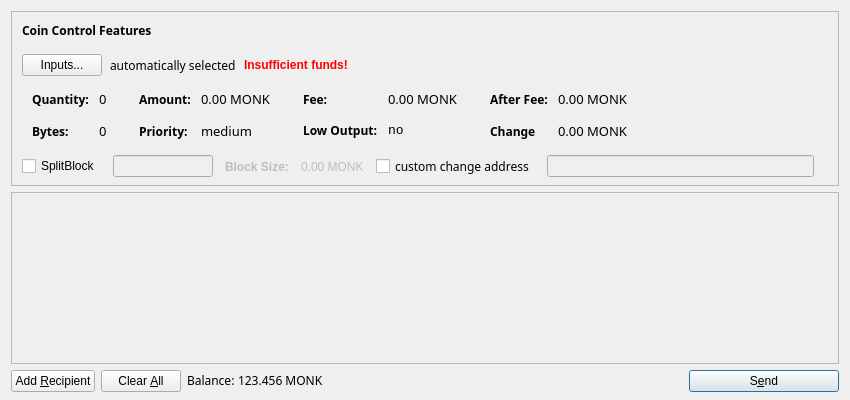
First picture: the form in src/qt/forms/sendcoinsdialog.ui, repository sha-doh/Monkey, before the edit.
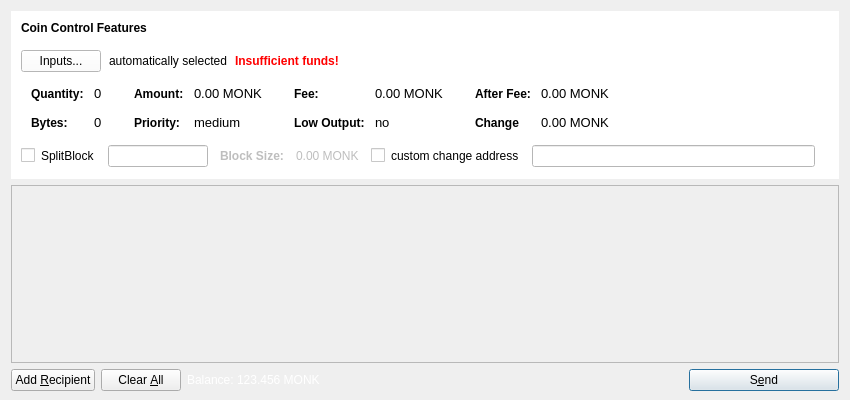
Second picture: the form after the edit. Icons and pictures are not drawn.

```diff
--- a/src/qt/forms/sendcoinsdialog.ui
+++ b/src/qt/forms/sendcoinsdialog.ui
@@ -13,9 +13,12 @@
   <property name="windowTitle">
    <string>Send Coins</string>
   </property>
+  <property name="styleSheet">
+   <string notr="true"/>
+  </property>
   <layout class="QVBoxLayout" name="verticalLayout" stretch="0,1,0">
    <property name="bottomMargin">
-    <number>8</number>
+    <number>9</number>
    </property>
    <item>
     <widget class="QFrame" name="frameCoinControl">
@@ -31,11 +34,18 @@
        <height>16777215</height>
       </size>
      </property>
+     <property name="styleSheet">
+      <string notr="true">background:#fff;
+border-color: #333;</string>
+     </property>
      <property name="frameShape">
-      <enum>QFrame::StyledPanel</enum>
+      <enum>QFrame::NoFrame</enum>
      </property>
      <property name="frameShadow">
-      <enum>QFrame::Sunken</enum>
+      <enum>QFrame::Plain</enum>
+     </property>
+     <property name="lineWidth">
+      <number>0</number>
      </property>
      <layout class="QVBoxLayout" name="verticalLayoutCoinControl2">
       <property name="spacing">
@@ -64,6 +74,9 @@
         <property name="topMargin">
          <number>10</number>
         </property>
+        <property name="bottomMargin">
+         <number>5</number>
+        </property>
         <item>
          <layout class="QHBoxLayout" name="horizontalLayoutCoinControl1">
           <property name="bottomMargin">
@@ -79,7 +92,7 @@
             </property>
             <property name="font">
              <font>
-              <family>Copperplate Gothic Light</family>
+              <family>Ubuntu</family>
               <weight>75</weight>
               <bold>true</bold>
              </font>
@@ -116,7 +129,7 @@
            <widget class="QLabel" name="labelCoinControlAutomaticallySelected">
             <property name="font">
              <font>
-              <family>Copperplate Gothic Light</family>
+              <family>Ubuntu</family>
              </font>
             </property>
             <property name="styleSheet">
@@ -226,7 +239,7 @@
                 <widget class="QLabel" name="labelCoinControlQuantityText">
                  <property name="font">
                   <font>
-                   <family>Copperplate Gothic Light</family>
+                   <family>Ubuntu</family>
                    <weight>75</weight>
                    <bold>true</bold>
                   </font>
@@ -246,7 +259,7 @@
                 <widget class="QLabel" name="labelCoinControlQuantity">
                  <property name="font">
                   <font>
-                   <family>Copperplate Gothic Light</family>
+                   <family>Ubuntu</family>
                    <pointsize>10</pointsize>
                   </font>
                  </property>
@@ -274,7 +287,7 @@
                 <widget class="QLabel" name="labelCoinControlBytesText">
                  <property name="font">
                   <font>
-                   <family>Copperplate Gothic Light</family>
+                   <family>Ubuntu</family>
                    <weight>75</weight>
                    <bold>true</bold>
                   </font>
@@ -291,7 +304,7 @@
                 <widget class="QLabel" name="labelCoinControlBytes">
                  <property name="font">
                   <font>
-                   <family>Copperplate Gothic Light</family>
+                   <family>Ubuntu</family>
                    <pointsize>10</pointsize>
                   </font>
                  </property>
@@ -335,7 +348,7 @@
                 <widget class="QLabel" name="labelCoinControlAmountText">
                  <property name="font">
                   <font>
-                   <family>Copperplate Gothic Light</family>
+                   <family>Ubuntu</family>
                    <weight>75</weight>
                    <bold>true</bold>
                   </font>
@@ -355,7 +368,7 @@
                 <widget class="QLabel" name="labelCoinControlAmount">
                  <property name="font">
                   <font>
-                   <family>Copperplate Gothic Light</family>
+                   <family>Ubuntu</family>
                    <pointsize>10</pointsize>
                   </font>
                  </property>
@@ -380,7 +393,7 @@
                 <widget class="QLabel" name="labelCoinControlPriorityText">
                  <property name="font">
                   <font>
-                   <family>Copperplate Gothic Light</family>
+                   <family>Ubuntu</family>
                    <weight>75</weight>
                    <bold>true</bold>
                   </font>
@@ -397,7 +410,7 @@
                 <widget class="QLabel" name="labelCoinControlPriority">
                  <property name="font">
                   <font>
-                   <family>Copperplate Gothic Light</family>
+                   <family>Ubuntu</family>
                    <pointsize>10</pointsize>
                   </font>
                  </property>
@@ -441,7 +454,7 @@
                 <widget class="QLabel" name="labelCoinControlFeeText">
                  <property name="font">
                   <font>
-                   <family>Copperplate Gothic Light</family>
+                   <family>Ubuntu</family>
                    <weight>75</weight>
                    <bold>true</bold>
                   </font>
@@ -461,7 +474,7 @@
                 <widget class="QLabel" name="labelCoinControlFee">
                  <property name="font">
                   <font>
-                   <family>Copperplate Gothic Light</family>
+                   <family>Ubuntu</family>
                    <pointsize>10</pointsize>
                   </font>
                  </property>
@@ -486,7 +499,7 @@
                 <widget class="QLabel" name="labelCoinControlLowOutputText">
                  <property name="font">
                   <font>
-                   <family>Copperplate Gothic Light</family>
+                   <family>Ubuntu</family>
                    <weight>75</weight>
                    <bold>true</bold>
                   </font>
@@ -503,7 +516,7 @@
                 <widget class="QLabel" name="labelCoinControlLowOutput">
                  <property name="font">
                   <font>
-                   <family>Monospace</family>
+                   <family>Ubuntu</family>
                    <pointsize>10</pointsize>
                   </font>
                  </property>
@@ -547,7 +560,7 @@
                 <widget class="QLabel" name="labelCoinControlAfterFeeText">
                  <property name="font">
                   <font>
-                   <family>Copperplate Gothic Light</family>
+                   <family>Ubuntu</family>
                    <weight>75</weight>
                    <bold>true</bold>
                   </font>
@@ -567,7 +580,7 @@
                 <widget class="QLabel" name="labelCoinControlAfterFee">
                  <property name="font">
                   <font>
-                   <family>Copperplate Gothic Light</family>
+                   <family>Ubuntu</family>
                    <pointsize>10</pointsize>
                   </font>
                  </property>
@@ -592,7 +605,7 @@
                 <widget class="QLabel" name="labelCoinControlChangeText">
                  <property name="font">
                   <font>
-                   <family>Copperplate Gothic Light</family>
+                   <family>Ubuntu</family>
                    <weight>75</weight>
                    <bold>true</bold>
                   </font>
@@ -609,7 +622,7 @@
                 <widget class="QLabel" name="labelCoinControlChange">
                  <property name="font">
                   <font>
-                   <family>Copperplate Gothic Light</family>
+                   <family>Ubuntu</family>
                    <pointsize>10</pointsize>
                   </font>
                  </property>
@@ -638,7 +651,7 @@
          </widget>
         </item>
         <item>
-         <layout class="QHBoxLayout" name="horizontalLayoutCoinControl4" stretch="0,0,0">
+         <layout class="QHBoxLayout" name="horizontalLayoutCoinControl4" stretch="0,0,0,0,0,0,0">
           <property name="spacing">
            <number>12</number>
           </property>
@@ -707,7 +720,7 @@
            <widget class="QCheckBox" name="checkBoxCoinControlChange">
             <property name="font">
              <font>
-              <family>Copperplate Gothic Light</family>
+              <family>Ubuntu</family>
              </font>
             </property>
             <property name="styleSheet">
@@ -775,6 +788,15 @@
    </item>
    <item>
     <widget class="QScrollArea" name="scrollArea">
+     <property name="frameShape">
+      <enum>QFrame::StyledPanel</enum>
+     </property>
+     <property name="frameShadow">
+      <enum>QFrame::Plain</enum>
+     </property>
+     <property name="lineWidth">
+      <number>0</number>
+     </property>
      <property name="widgetResizable">
       <bool>true</bool>
      </property>
@@ -784,7 +806,7 @@
         <x>0</x>
         <y>0</y>
         <width>830</width>
-        <height>175</height>
+        <height>149</height>
        </rect>
       </property>
       <layout class="QVBoxLayout" name="verticalLayout_2">
@@ -884,11 +906,11 @@
          </property>
          <property name="font">
           <font>
-           <family>Copperplate Gothic Light</family>
+           <family>Ubuntu</family>
           </font>
          </property>
          <property name="styleSheet">
-          <string notr="true">QLabel { color: #000000; border: none;}</string>
+          <string notr="true">QLabel { color: #fff; border: none;}</string>
          </property>
          <property name="text">
           <string>Balance:</string>
@@ -905,14 +927,14 @@
          </property>
          <property name="font">
           <font>
-           <family>Copperplate Gothic Light</family>
+           <family>Ubuntu</family>
           </font>
          </property>
          <property name="cursor">
           <cursorShape>IBeamCursor</cursorShape>
          </property>
          <property name="styleSheet">
-          <string notr="true">QLabel { color: #000000; border: none;}</string>
+          <string notr="true">QLabel { color: #ffffff; border: none;}</string>
          </property>
          <property name="text">
           <string>123.456 MONK</string>
```
Lines whose indentation alone changed are shown as unchanged.
